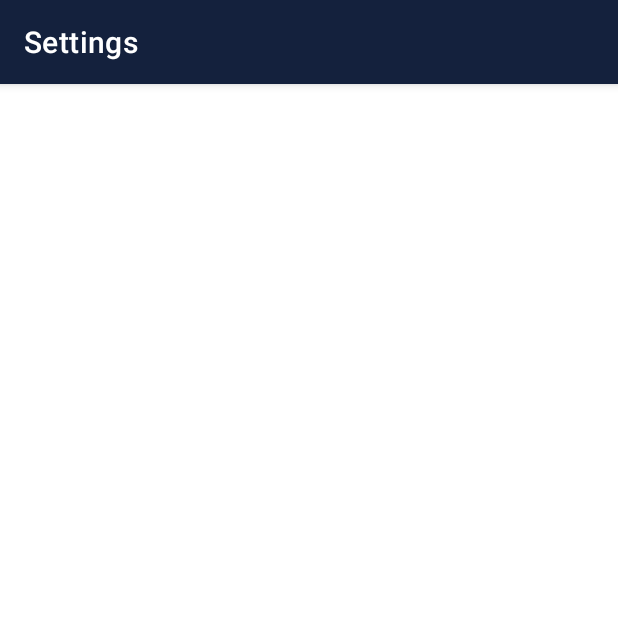
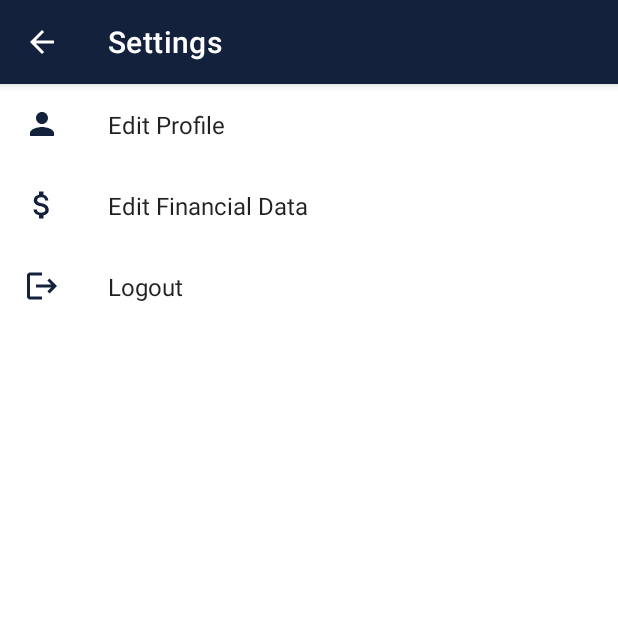
Before and after one commit to ahimsarijalu/InvestIN, an Android app: the SettingsActivity screen opened directly, with no data from a screen before it, on a phone screen of 412 x 824 dp, the top half of it. Run offline under Robolectric (Android 15) with nearby library versions, the phone set to English and light mode, and no system bars; our stand-ins replace Firebase (no records; nobody signed in at launch, a user with empty details on screens opened directly), androidx.preference.

Commit message:
Adding Settings Page with Edit Profile, Edit Finance Data, and Logout

```diff
--- a/app/build.gradle
+++ b/app/build.gradle
@@ -50,6 +50,8 @@ dependencies {
     implementation 'androidx.navigation:navigation-ui-ktx:2.4.2'
     implementation 'androidx.lifecycle:lifecycle-livedata-ktx:2.4.1'
     implementation 'androidx.lifecycle:lifecycle-viewmodel-ktx:2.4.1'
+    implementation 'androidx.preference:preference-ktx:1.2.0'
+    implementation 'androidx.preference:preference:1.2.0'
     testImplementation 'junit:junit:4.13.2'
     androidTestImplementation 'androidx.test.ext:junit:1.1.3'
     androidTestImplementation 'androidx.test.espresso:espresso-core:3.4.0'
--- a/app/src/main/java/com/ahimsarijalu/investin/ui/MainActivity.kt
+++ b/app/src/main/java/com/ahimsarijalu/investin/ui/MainActivity.kt
@@ -7,7 +7,6 @@ import android.widget.PopupMenu
 import androidx.appcompat.app.AppCompatActivity
 import androidx.core.splashscreen.SplashScreen.Companion.installSplashScreen
 import androidx.navigation.NavController
-import androidx.navigation.findNavController
 import androidx.navigation.fragment.NavHostFragment
 import androidx.navigation.ui.setupActionBarWithNavController
 import com.ahimsarijalu.investin.R
@@ -55,7 +54,7 @@ class MainActivity : AppCompatActivity() {
         } else {
             val navHostFragment = supportFragmentManager
                 .findFragmentById(R.id.nav_host_fragment_activity_main) as NavHostFragment
-            val navController = navHostFragment.navController
+            navController = navHostFragment.navController
 
             val popupMenu = PopupMenu(this, null)
             popupMenu.inflate(R.menu.bottom_nav_menu)
--- a/app/src/main/java/com/ahimsarijalu/investin/ui/home/HomeFragment.kt
+++ b/app/src/main/java/com/ahimsarijalu/investin/ui/home/HomeFragment.kt
@@ -36,6 +36,7 @@ class HomeFragment : Fragment() {
         setupViewModel()
         showExplore()
         setHasOptionsMenu(true)
+
     }
 
     override fun onCreateOptionsMenu(menu: Menu, inflater: MenuInflater) {
--- a/app/src/main/java/com/ahimsarijalu/investin/ui/settings/SettingsActivity.kt
+++ b/app/src/main/java/com/ahimsarijalu/investin/ui/settings/SettingsActivity.kt
@@ -1,19 +1,28 @@
 package com.ahimsarijalu.investin.ui.settings
 
+import androidx.appcompat.app.AppCompatActivity
 import android.os.Bundle
-import androidx.appcompat.app.AppCompatActivity
 import com.ahimsarijalu.investin.R
 import com.ahimsarijalu.investin.databinding.ActivitySettingsBinding
 
 class SettingsActivity : AppCompatActivity() {
     private lateinit var binding: ActivitySettingsBinding
-
     override fun onCreate(savedInstanceState: Bundle?) {
         binding = ActivitySettingsBinding.inflate(layoutInflater)
         super.onCreate(savedInstanceState)
         setContentView(binding.root)
 
         supportActionBar?.title = getString(R.string.settings)
+        supportActionBar?.setDisplayHomeAsUpEnabled(true)
 
+        supportFragmentManager
+            .beginTransaction()
+            .replace(R.id.settings_container, SettingsFragment())
+            .commit()
+    }
+
+    override fun onSupportNavigateUp(): Boolean {
+        finish()
+        return true
     }
 }
--- /dev/null
+++ b/app/src/main/java/com/ahimsarijalu/investin/ui/settings/SettingsFragment.kt
@@ -0,0 +1,39 @@
+package com.ahimsarijalu.investin.ui.settings
+
+import android.content.Intent
+import android.os.Bundle
+import androidx.appcompat.app.AlertDialog
+import androidx.core.app.ActivityCompat.finishAffinity
+import androidx.preference.Preference
+import androidx.preference.PreferenceFragmentCompat
+import com.ahimsarijalu.investin.R
+import com.ahimsarijalu.investin.ui.MainActivity
+import com.google.firebase.auth.ktx.auth
+import com.google.firebase.ktx.Firebase
+
+class SettingsFragment : PreferenceFragmentCompat() {
+
+    override fun onCreatePreferences(savedInstanceState: Bundle?, rootKey: String?) {
+        setPreferencesFromResource(R.xml.preferences, rootKey)
+
+        val logoutPreference = findPreference<Preference>("logout")
+        logoutPreference?.setOnPreferenceClickListener {
+            AlertDialog.Builder(requireContext()).apply {
+                setTitle(getString(R.string.logout_question))
+                setNegativeButton(getString(R.string.cancel_text), null)
+                setPositiveButton(getString(R.string.logout)) { _, _ ->
+                    Firebase.auth.signOut()
+                    Intent(requireContext(), MainActivity::class.java).apply {
+                        startActivity(this)
+                        finishAffinity(requireActivity())
+                    }
+                }
+                create()
+                show()
+            }
+
+            true
+        }
+    }
+
+}
--- /dev/null
+++ b/app/src/main/res/drawable/ic_finance.xml
@@ -0,0 +1,5 @@
+<vector android:height="24dp" android:tint="@color/navy_blue"
+    android:viewportHeight="24" android:viewportWidth="24"
+    android:width="24dp" xmlns:android="http://schemas.android.com/apk/res/android">
+    <path android:fillColor="@color/navy_blue" android:pathData="M11.8,10.9c-2.27,-0.59 -3,-1.2 -3,-2.15 0,-1.09 1.01,-1.85 2.7,-1.85 1.78,0 2.44,0.85 2.5,2.1h2.21c-0.07,-1.72 -1.12,-3.3 -3.21,-3.81V3h-3v2.16c-1.94,0.42 -3.5,1.68 -3.5,3.61 0,2.31 1.91,3.46 4.7,4.13 2.5,0.6 3,1.48 3,2.41 0,0.69 -0.49,1.79 -2.7,1.79 -2.06,0 -2.87,-0.92 -2.98,-2.1h-2.2c0.12,2.19 1.76,3.42 3.68,3.83V21h3v-2.15c1.95,-0.37 3.5,-1.5 3.5,-3.55 0,-2.84 -2.43,-3.81 -4.7,-4.4z"/>
+</vector>
--- /dev/null
+++ b/app/src/main/res/drawable/ic_logout.xml
@@ -0,0 +1,5 @@
+<vector android:autoMirrored="true" android:height="24dp"
+    android:tint="#14213D" android:viewportHeight="24"
+    android:viewportWidth="24" android:width="24dp" xmlns:android="http://schemas.android.com/apk/res/android">
+    <path android:fillColor="@android:color/white" android:pathData="M17,7l-1.41,1.41L18.17,11H8v2h10.17l-2.58,2.58L17,17l5,-5zM4,5h8V3H4c-1.1,0 -2,0.9 -2,2v14c0,1.1 0.9,2 2,2h8v-2H4V5z"/>
+</vector>
--- a/app/src/main/res/drawable/ic_profile.xml
+++ b/app/src/main/res/drawable/ic_profile.xml
@@ -1,5 +1,5 @@
-<vector android:height="24dp" android:tint="#FFFFFF"
+<vector android:height="24dp" android:tint="@color/navy_blue"
     android:viewportHeight="24" android:viewportWidth="24"
     android:width="24dp" xmlns:android="http://schemas.android.com/apk/res/android">
-    <path android:fillColor="@android:color/white" android:pathData="M12,12c2.21,0 4,-1.79 4,-4s-1.79,-4 -4,-4 -4,1.79 -4,4 1.79,4 4,4zM12,14c-2.67,0 -8,1.34 -8,4v2h16v-2c0,-2.66 -5.33,-4 -8,-4z"/>
+    <path android:fillColor="@color/navy_blue" android:pathData="M12,12c2.21,0 4,-1.79 4,-4s-1.79,-4 -4,-4 -4,1.79 -4,4 1.79,4 4,4zM12,14c-2.67,0 -8,1.34 -8,4v2h16v-2c0,-2.66 -5.33,-4 -8,-4z"/>
 </vector>
--- a/app/src/main/res/layout/activity_settings.xml
+++ b/app/src/main/res/layout/activity_settings.xml
@@ -7,4 +7,12 @@
     tools:context=".ui.settings.SettingsActivity">
 
 
+    <androidx.fragment.app.FragmentContainerView
+        android:id="@+id/settings_container"
+        android:layout_width="match_parent"
+        android:layout_height="match_parent"
+        app:layout_constraintBottom_toBottomOf="parent"
+        app:layout_constraintEnd_toEndOf="parent"
+        app:layout_constraintStart_toStartOf="parent"
+        app:layout_constraintTop_toTopOf="parent" />
 </androidx.constraintlayout.widget.ConstraintLayout>
--- /dev/null
+++ b/app/src/main/res/xml/preferences.xml
@@ -0,0 +1,28 @@
+<?xml version="1.0" encoding="utf-8"?>
+<PreferenceScreen xmlns:android="http://schemas.android.com/apk/res/android"
+    xmlns:app="http://schemas.android.com/apk/res-auto">
+
+    <Preference
+        app:icon="@drawable/ic_profile"
+        app:key="edit_profile"
+        app:title="Edit Profile">
+        <intent
+            android:targetClass="com.ahimsarijalu.investin.ui.settings.edit_profile.EditProfileActivity"
+            android:targetPackage="com.ahimsarijalu.investin" />
+    </Preference>
+
+    <Preference
+        app:icon="@drawable/ic_finance"
+        app:key="edit_financial_data"
+        app:title="Edit Financial Data">
+        <intent
+            android:targetClass="com.ahimsarijalu.investin.ui.settings.edit_financial_data.EditFinancialDataActivity"
+            android:targetPackage="com.ahimsarijalu.investin" />
+    </Preference>
+
+    <Preference
+        app:icon="@drawable/ic_logout"
+        app:key="logout"
+        app:title="Logout" />
+
+</PreferenceScreen>
```
Also changed, not shown: app/src/main/AndroidManifest.xml (+12 -4 lines), app/src/main/java/com/ahimsarijalu/investin/ui/settings/edit_financial_data/EditFinancialDataActivity.kt (added, +23 -0 lines), app/src/main/java/com/ahimsarijalu/investin/ui/settings/edit_profile/EditProfileActivity.kt (added, +24 -0 lines), app/src/main/res/layout/activity_edit_financial_data.xml (added, +9 -0 lines), app/src/main/res/layout/activity_edit_profile.xml (added, +9 -0 lines), app/src/main/res/values/strings.xml (+5 -14 lines).
